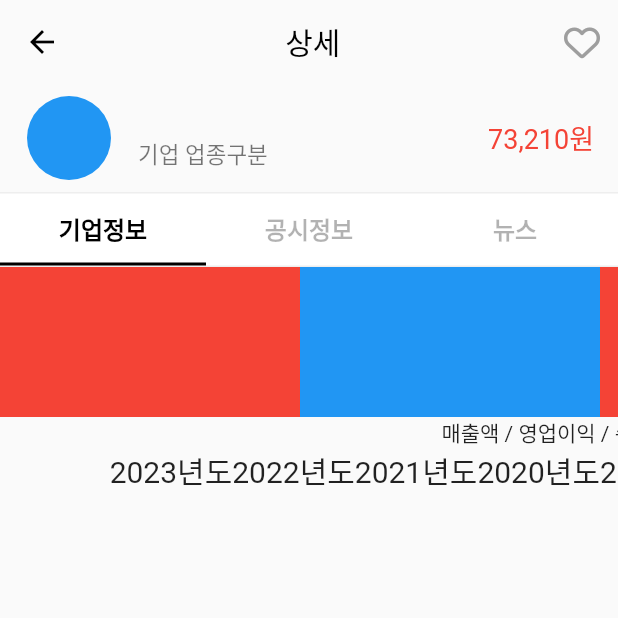
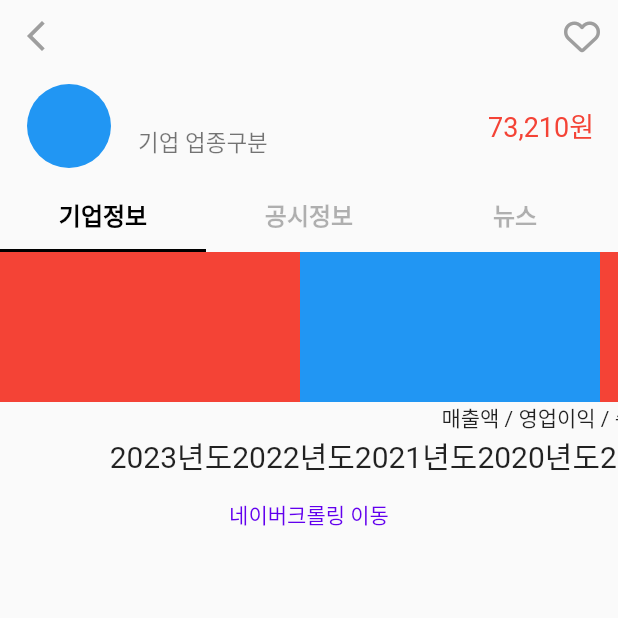
Before and after one commit to bangProgram/jb_finance, a Flutter app: the FinanceCorpDetailScreen screen opened directly with empty values, on a phone screen of 412 x 824 dp, the top half of it. Run offline on Flutter 3.47's test engine with Material 2 defaults, Android fonts, the phone set to English and light mode, and no system bars; our stand-ins replace flutter_riverpod, font_awesome_flutter, go_router, google_sign_in, image_picker, webview_flutter; missing offline and left inert: flutter_naver_login, kakao_flutter_sdk, kakao_flutter_sdk_common, webview_flutter_android, webview_flutter_wkwebview; network calls fail; Roboto replaces fonts that are missing (AppleSDGothicNeo).

Commit message:
20231114 commit
종목상세화면 작업중

```diff
--- a/lib/consts.dart
+++ b/lib/consts.dart
@@ -1,3 +1,3 @@
 class Consts {
-  static const mainUrl = "http://192.168.0.3:8080";
+  static const mainUrl = "http://192.168.168.221:8080";
 }
--- a/lib/navigation/finance/views/finance_corp_detail_pages/corp_detail_info_page.dart
+++ b/lib/navigation/finance/views/finance_corp_detail_pages/corp_detail_info_page.dart
@@ -1,4 +1,5 @@
 import 'package:flutter/material.dart';
+import 'package:jb_finance/navigation/finance/widgets/naver_finance_crolling.dart';
 
 class CorpDetailInfoPage extends StatefulWidget {
   const CorpDetailInfoPage({super.key});
@@ -11,9 +12,12 @@ class _CorpDetailInfoPageState extends State<CorpDetailInfoPage> {
   @override
   Widget build(BuildContext context) {
     return Scaffold(
-      body: SingleChildScrollView(
+      body: NestedScrollView(
         scrollDirection: Axis.vertical,
-        child: Column(
+        headerSliverBuilder: (context, innerBoxIsScrolled) {
+          return [];
+        },
+        body: Column(
           children: [
             SingleChildScrollView(
               scrollDirection: Axis.horizontal,
@@ -91,7 +95,13 @@ class _CorpDetailInfoPageState extends State<CorpDetailInfoPage> {
                   )
                 ],
               ),
-            )
+            ),
+            TextButton(
+              onPressed: () => Navigator.of(context).push(MaterialPageRoute(
+                builder: (context) => const NaverFinanceCrolling(),
+              )),
+              child: const Text('네이버크롤링 이동'),
+            ),
           ],
         ),
       ),
--- a/lib/navigation/finance/views/finance_corp_detail_screen.dart
+++ b/lib/navigation/finance/views/finance_corp_detail_screen.dart
@@ -1,7 +1,7 @@
 import 'package:flutter/material.dart';
 import 'package:font_awesome_flutter/font_awesome_flutter.dart';
 import 'package:jb_finance/navigation/finance/views/finance_corp_detail_pages/corp_detail_info_page.dart';
-import 'package:jb_finance/navigation/finance/widgets/fianance_tabbar_header.dart';
+import 'package:jb_finance/navigation/finance/views/finance_corp_detail_pages/corp_detail_news_page.dart';
 
 class FinanceCorpDetailScreen extends StatefulWidget {
   final String corpNm;
@@ -21,16 +21,24 @@ class _FinanceCorpDetailScreenState extends State<FinanceCorpDetailScreen> {
     return DefaultTabController(
       length: 3,
       child: Scaffold(
-        body: NestedScrollView(
-          headerSliverBuilder: (context, innerBoxIsScrolled) {
-            return [
-              SliverAppBar(
-                centerTitle: true,
-                elevation: 0,
-                foregroundColor: Colors.black,
-                backgroundColor: Colors.transparent,
-                title: Text('${widget.corpNm} 상세'),
-                actions: [
+        body: Column(
+          children: [
+            Column(
+              children: [
+                Row(
+                  children: [
+                    IconButton(
+                      onPressed: () => Navigator.pop(context),
+                      icon: const FaIcon(
+                        Icons.arrow_back_ios_new,
+                        color: Colors.grey,
+                      ),
+                    ),
+                    Expanded(
+                      child: Container(
+                        color: Colors.transparent,
+                      ),
+                    ),
                     IconButton(
                       onPressed: () {},
                       icon: const FaIcon(
@@ -40,9 +48,6 @@ class _FinanceCorpDetailScreenState extends State<FinanceCorpDetailScreen> {
                     )
                   ],
                 ),
-              SliverToBoxAdapter(
-                child: Column(
-                  children: [
                 ListTile(
                   leading: const CircleAvatar(
                     radius: 30,
@@ -69,27 +74,56 @@ class _FinanceCorpDetailScreenState extends State<FinanceCorpDetailScreen> {
                       fontSize: 18,
                     ),
                   ),
-                    )
+                ),
+              ],
+            ),
+            TabBar(
+              labelColor: Colors.black,
+              indicatorColor: Colors.black,
+              unselectedLabelColor: Colors.black.withOpacity(0.3),
+              tabs: const [
+                Tab(
+                  child: Text(
+                    '기업정보',
+                    style: TextStyle(
+                      fontSize: 16,
+                      fontWeight: FontWeight.w700,
+                    ),
+                  ),
+                ),
+                Tab(
+                  child: Text(
+                    '공시정보',
+                    style: TextStyle(
+                      fontSize: 16,
+                      fontWeight: FontWeight.w700,
+                    ),
+                  ),
+                ),
+                Tab(
+                  child: Text(
+                    '뉴스',
+                    style: TextStyle(
+                      fontSize: 16,
+                      fontWeight: FontWeight.w700,
+                    ),
+                  ),
+                ),
+              ],
+            ),
+            Expanded(
+              child: TabBarView(
+                physics: const NeverScrollableScrollPhysics(),
+                children: [
+                  const CorpDetailInfoPage(),
+                  Container(
+                    color: Colors.blue,
+                  ),
+                  const CorpDetailNewsPage(),
                 ],
               ),
             ),
-              const SliverPersistentHeader(
-                pinned: true,
-                delegate: FinanceTabbarHeader(tabList: ['기업정보', '공시정보', '뉴스']),
-              ),
-            ];
-          },
-          body: TabBarView(
-            children: [
-              const CorpDetailInfoPage(),
-              Container(
-                color: Colors.red,
-              ),
-              Container(
-                color: Colors.blue,
-              )
           ],
-          ),
         ),
       ),
     );
--- a/lib/navigation/portfolio/views/portfolio_screen.dart
+++ b/lib/navigation/portfolio/views/portfolio_screen.dart
@@ -128,8 +128,8 @@ class _PortfolioScreenState extends ConsumerState<PortfolioScreen> {
               headerSliverBuilder: (context, innerBoxIsScrolled) {
                 return [
                   SliverAppBar(
+                    title: const Text('포트폴리오'),
                     centerTitle: true,
-                    title: const Text('포트폴리오'),
                     elevation: 0,
                     foregroundColor: Colors.black,
                     backgroundColor: Colors.transparent,
--- a/pubspec.yaml
+++ b/pubspec.yaml
@@ -45,6 +45,9 @@ dependencies:
   kakao_flutter_sdk: ^1.6.1
   intl: ^0.18.1
   flutter_naver_login: ^1.8.0
+  webview_flutter: ^4.4.2
+  webview_flutter_android: ^3.12.1
+  webview_flutter_wkwebview: ^3.9.4
 
 dev_dependencies:
   flutter_test:
```
Also changed, not shown: lib/navigation/finance/models/news_model.dart (added, +69 -0 lines), lib/navigation/finance/views/finance_corp_detail_pages/corp_detail_news_page.dart (added, +82 -0 lines), lib/navigation/finance/widgets/naver_finance_crolling.dart (+126 -27 lines). Lines whose indentation alone changed are shown as unchanged.
